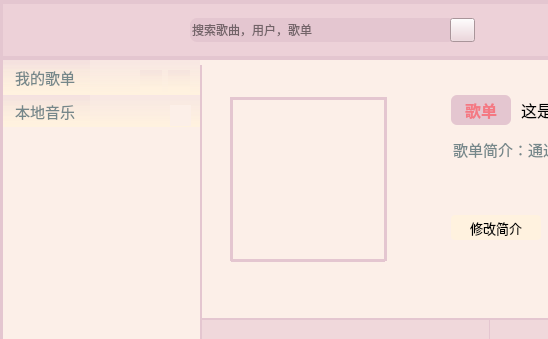
Qt form ui/Main.ui (MyEternalMoon/PyQt_mp3Player) before a commit; both pictures show x 0 to 548 and y 0 to 339 of the 1100 by 800 pixel window.
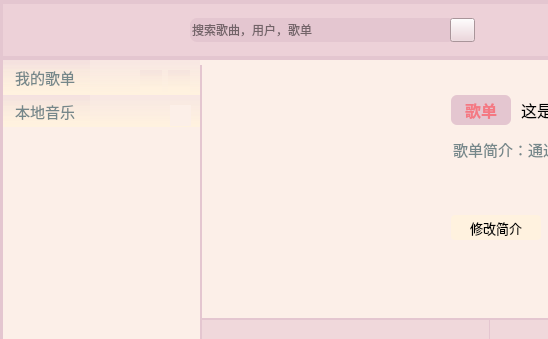
The same form after that commit. Icons and pictures are not drawn.

Commit message: 8/12 5.修改了一些界面，重点是config

```diff
--- a/ui/Main.ui
+++ b/ui/Main.ui
@@ -1189,82 +1189,6 @@
       <string/>
      </property>
     </widget>
-    <widget class="Line" name="line_4">
-     <property name="geometry">
-      <rect>
-       <x>30</x>
-       <y>37</y>
-       <width>154</width>
-       <height>3</height>
-      </rect>
-     </property>
-     <property name="styleSheet">
-      <string notr="true">background-color: rgb(228, 198, 208);</string>
-     </property>
-     <property name="lineWidth">
-      <number>0</number>
-     </property>
-     <property name="orientation">
-      <enum>Qt::Horizontal</enum>
-     </property>
-    </widget>
-    <widget class="Line" name="line_5">
-     <property name="geometry">
-      <rect>
-       <x>30</x>
-       <y>199</y>
-       <width>154</width>
-       <height>3</height>
-      </rect>
-     </property>
-     <property name="styleSheet">
-      <string notr="true">background-color: rgb(228, 198, 208);</string>
-     </property>
-     <property name="lineWidth">
-      <number>0</number>
-     </property>
-     <property name="orientation">
-      <enum>Qt::Horizontal</enum>
-     </property>
-    </widget>
-    <widget class="Line" name="line_6">
-     <property name="geometry">
-      <rect>
-       <x>29</x>
-       <y>37</y>
-       <width>3</width>
-       <height>164</height>
-      </rect>
-     </property>
-     <property name="styleSheet">
-      <string notr="true">background-color: rgb(228, 198, 208);</string>
-     </property>
-     <property name="lineWidth">
-      <number>0</number>
-     </property>
-     <property name="orientation">
-      <enum>Qt::Vertical</enum>
-     </property>
-    </widget>
-    <widget class="Line" name="line_7">
-     <property name="geometry">
-      <rect>
-       <x>183</x>
-       <y>37</y>
-       <width>3</width>
-       <height>164</height>
-      </rect>
-     </property>
-     <property name="styleSheet">
-      <string notr="true">background-color: rgb(228, 198, 208);</string>
-     </property>
-     <property name="lineWidth">
-      <number>0</number>
-     </property>
-     <property name="orientation">
-      <enum>Qt::Vertical</enum>
-     </property>
-    </widget>
    </widget>
    <widget class="Line" name="line_2">
     <property name="geometry">
```
The commit also changes 5 other files.
